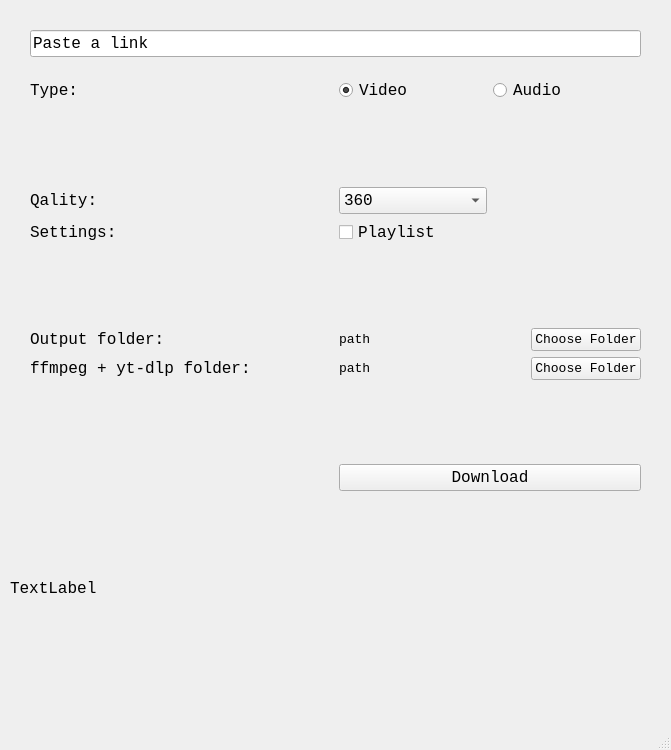
johtai/simple-gui-downloader, file main.ui: the form before one commit.
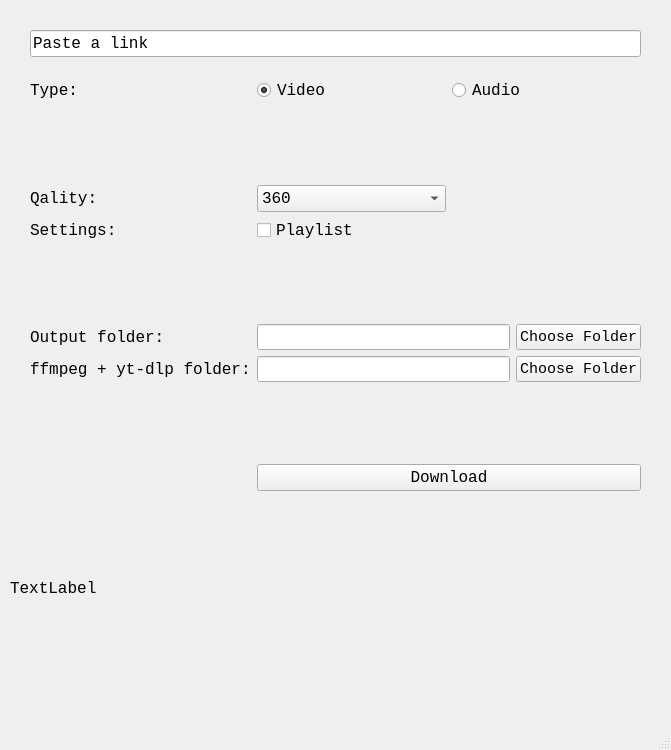
The form after the commit.

Commit message: change QLabel to QLineEdit for libpath and outpath

Diff of the .ui file:
```diff
--- a/main.ui
+++ b/main.ui
@@ -104,22 +104,13 @@
        <item row="7" column="1">
         <layout class="QHBoxLayout" name="horizontalLayout_3">
          <item>
-          <widget class="QLabel" name="libpath_label">
-           <property name="sizePolicy">
-            <sizepolicy hsizetype="Preferred" vsizetype="Preferred">
-             <horstretch>0</horstretch>
-             <verstretch>0</verstretch>
-            </sizepolicy>
-           </property>
+          <widget class="QLineEdit" name="libpath_line">
            <property name="font">
             <font>
              <family>Consolas</family>
-             <pointsize>10</pointsize>
+             <pointsize>11</pointsize>
             </font>
            </property>
-           <property name="text">
-            <string>path</string>
-           </property>
           </widget>
          </item>
          <item>
@@ -133,7 +124,7 @@
            <property name="font">
             <font>
              <family>Consolas</family>
-             <pointsize>10</pointsize>
+             <pointsize>11</pointsize>
             </font>
            </property>
            <property name="text">
@@ -341,21 +332,18 @@
        <item row="6" column="1">
         <layout class="QHBoxLayout" name="horizontalLayout_2">
          <item>
-          <widget class="QLabel" name="outpath_label">
-           <property name="sizePolicy">
-            <sizepolicy hsizetype="Preferred" vsizetype="Preferred">
-             <horstretch>0</horstretch>
-             <verstretch>0</verstretch>
-            </sizepolicy>
-           </property>
+          <widget class="QLineEdit" name="outpath_line">
            <property name="font">
             <font>
              <family>Consolas</family>
-             <pointsize>10</pointsize>
+             <pointsize>11</pointsize>
             </font>
            </property>
-           <property name="text">
-            <string>path</string>
+           <property name="focusPolicy">
+            <enum>Qt::StrongFocus</enum>
+           </property>
+           <property name="frame">
+            <bool>true</bool>
            </property>
           </widget>
          </item>
@@ -370,7 +358,7 @@
            <property name="font">
             <font>
              <family>Consolas</family>
-             <pointsize>10</pointsize>
+             <pointsize>11</pointsize>
             </font>
            </property>
            <property name="text">
```
Left out of the diff: 3 changed lines with no effect on the pictures. The commit also changes 1 other file.
